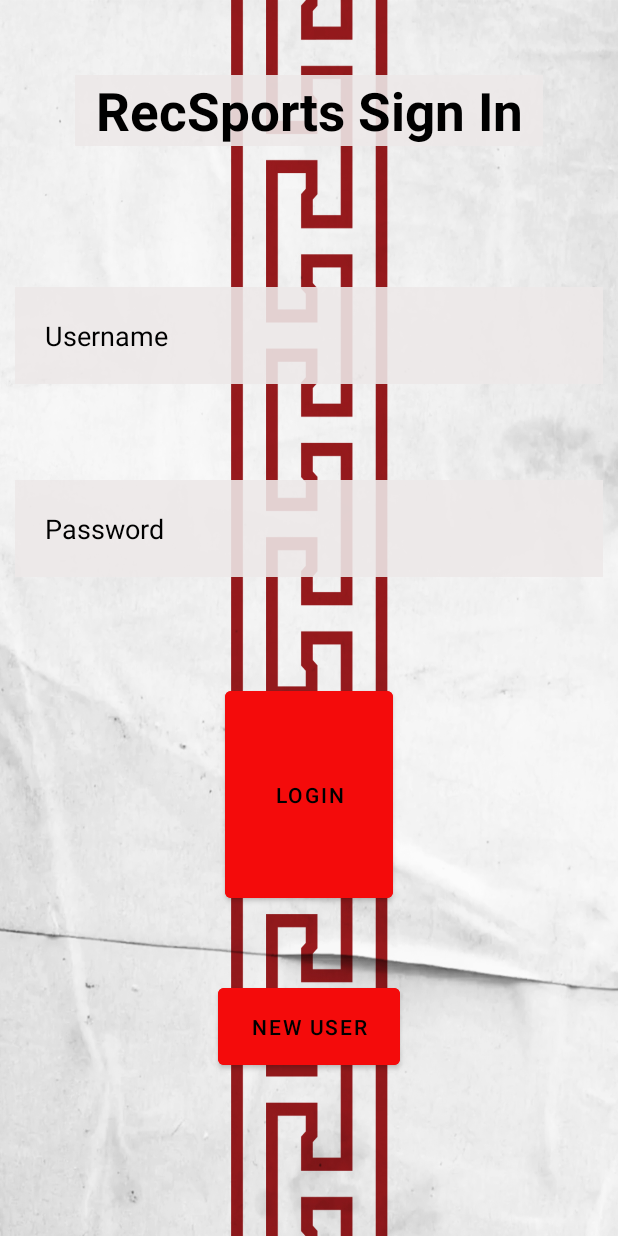
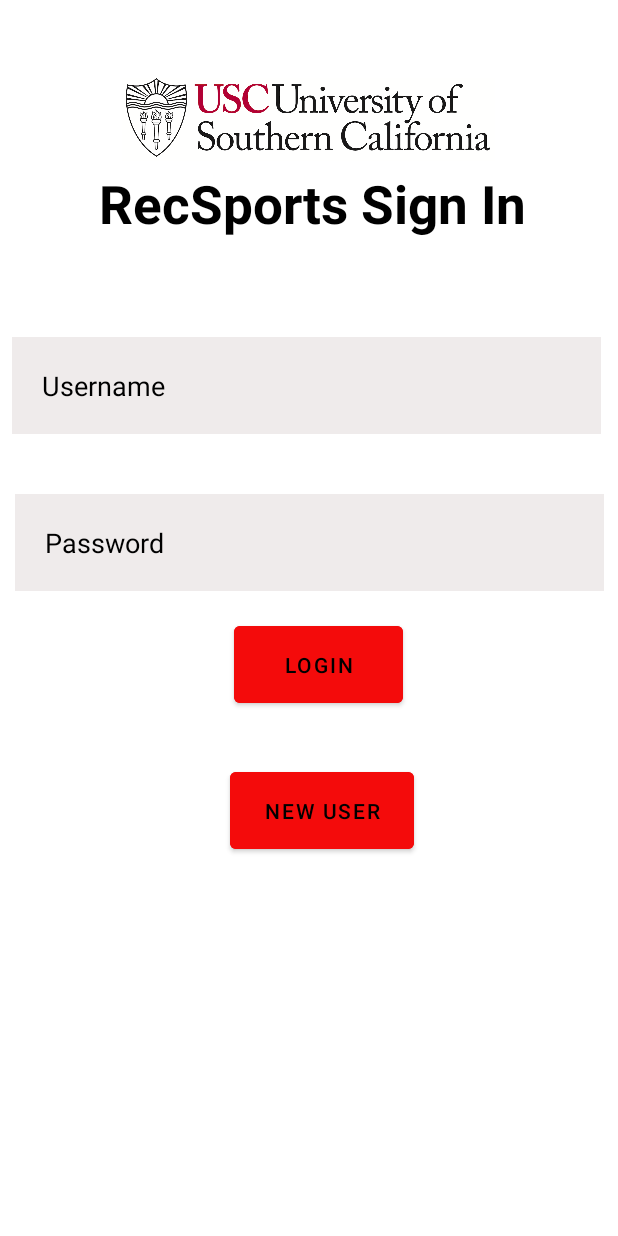
Before and after one commit to alfredmchen/Project2.3, an Android app: the screen it shows after launch (MainActivity), on a phone screen of 412 x 824 dp. Run offline under Robolectric (Android 15) with nearby library versions, the phone set to English and light mode, and no system bars.

Commit message:
change login and register format/ fix validation for student id

```diff
--- a/app/src/main/res/layout/activity_main.xml
+++ b/app/src/main/res/layout/activity_main.xml
@@ -4,19 +4,22 @@
     xmlns:tools="http://schemas.android.com/tools"
     android:layout_width="match_parent"
     android:layout_height="match_parent"
-    android:background="@drawable/background"
     tools:context=".MainActivity">
 
     <TextView
         android:id="@+id/signin"
         android:layout_width="match_parent"
         android:layout_height="wrap_content"
-        android:layout_marginStart="50dp"
-        android:layout_marginTop="50dp"
-        android:layout_marginEnd="50dp"
+        android:layout_alignParentStart="true"
+        android:layout_alignParentTop="true"
+        android:layout_alignParentEnd="true"
+        android:layout_centerHorizontal="true"
+        android:layout_marginStart="52dp"
+        android:layout_marginTop="112dp"
+        android:layout_marginEnd="47dp"
         android:layout_marginBottom="50dp"
         android:background="@android:color/holo_green_light"
-        android:backgroundTint="#E2EDE9E9"
+        android:backgroundTint="@color/white"
         android:gravity="center"
         android:text="RecSports Sign In"
         android:textColor="@color/black"
@@ -28,9 +31,12 @@
         android:layout_width="match_parent"
         android:layout_height="wrap_content"
         android:layout_below="@id/signin"
-        android:layout_marginStart="10dp"
-        android:layout_marginTop="44dp"
-        android:layout_marginEnd="10dp"
+        android:layout_alignParentStart="true"
+        android:layout_alignParentEnd="true"
+        android:layout_centerHorizontal="true"
+        android:layout_marginStart="8dp"
+        android:layout_marginTop="15dp"
+        android:layout_marginEnd="11dp"
         android:layout_marginBottom="10dp"
         android:background="#E2EDE9E9"
         android:hint="Username"
@@ -43,9 +49,11 @@
         android:layout_width="match_parent"
         android:layout_height="wrap_content"
         android:layout_below="@id/username"
+        android:layout_alignParentStart="true"
+        android:layout_alignParentEnd="true"
         android:layout_marginStart="10dp"
-        android:layout_marginTop="54dp"
-        android:layout_marginEnd="10dp"
+        android:layout_marginTop="30dp"
+        android:layout_marginEnd="9dp"
         android:layout_marginBottom="10dp"
         android:background="#E2EDE9E9"
         android:hint="Password"
@@ -57,12 +65,13 @@
         android:id="@+id/registerjumpbutton"
         android:layout_width="wrap_content"
         android:layout_height="63dp"
+        android:layout_below="@+id/loginbutton"
         android:layout_alignParentStart="true"
         android:layout_alignParentEnd="true"
-        android:layout_alignParentBottom="true"
-        android:layout_marginStart="145dp"
-        android:layout_marginEnd="145dp"
-        android:layout_marginBottom="108dp"
+        android:layout_centerHorizontal="true"
+        android:layout_marginStart="153dp"
+        android:layout_marginTop="34dp"
+        android:layout_marginEnd="136dp"
         android:backgroundTint="#F40B0B"
         android:text="New User"
         android:textColor="@color/black" />
@@ -70,19 +79,27 @@
     <Button
         android:id="@+id/loginbutton"
         android:layout_width="wrap_content"
-        android:layout_height="58dp"
-        android:layout_above="@+id/registerjumpbutton"
+        android:layout_height="63dp"
         android:layout_below="@+id/password"
         android:layout_alignParentStart="true"
         android:layout_alignParentEnd="true"
-        android:layout_marginStart="150dp"
-        android:layout_marginTop="60dp"
-        android:layout_marginEnd="150dp"
-        android:layout_marginBottom="48dp"
+        android:layout_centerHorizontal="true"
+        android:layout_marginStart="156dp"
+        android:layout_marginTop="7dp"
+        android:layout_marginEnd="143dp"
         android:backgroundTint="#F40B0B"
         android:minHeight="48dp"
         android:text="Login"
         android:textColor="@color/black" />
 
+    <ImageView
+        android:id="@+id/imageView"
+        android:layout_width="287dp"
+        android:layout_height="58dp"
+        android:layout_alignParentTop="true"
+        android:layout_centerHorizontal="true"
+        android:layout_marginTop="49dp"
+        app:srcCompat="@drawable/usc_icon" />
+
 
 </RelativeLayout>
```
Also changed, not shown: app/src/main/java/com/example/uscrecsport/DBHelper.java (+10 -0 lines), app/src/main/java/com/example/uscrecsport/RegisterActivity.java (+12 -6 lines), app/src/main/res/layout/activity_register.xml (+17 -6 lines), app/src/main/res/drawable/usc_icon.png (added), 1 other file.
